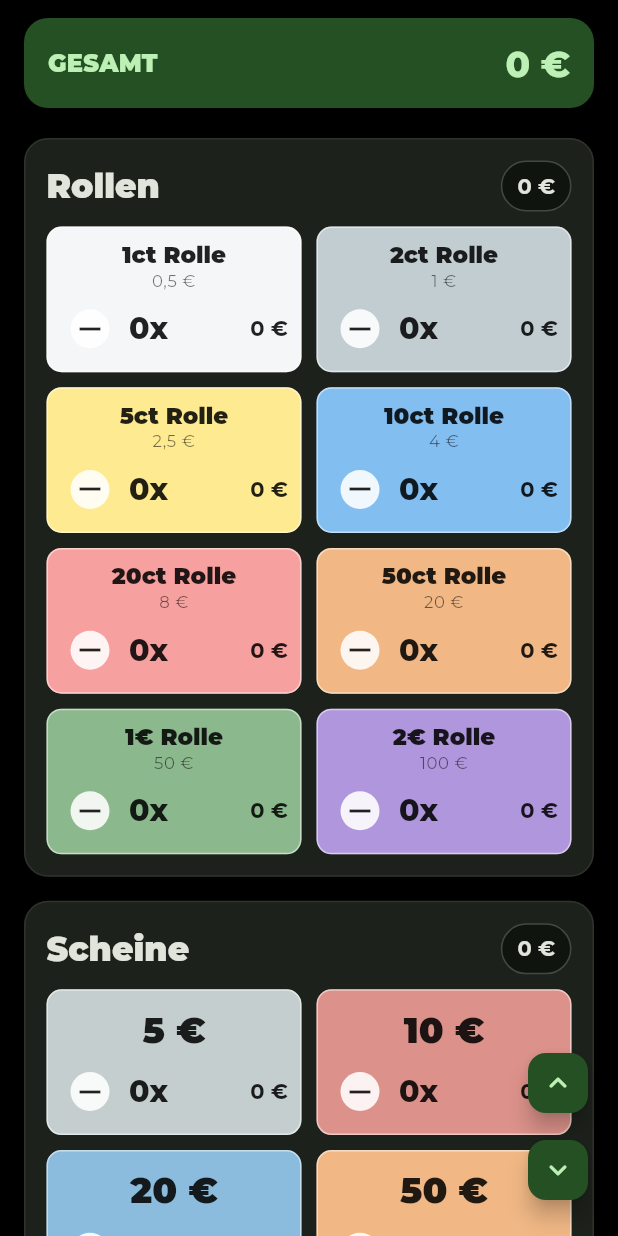
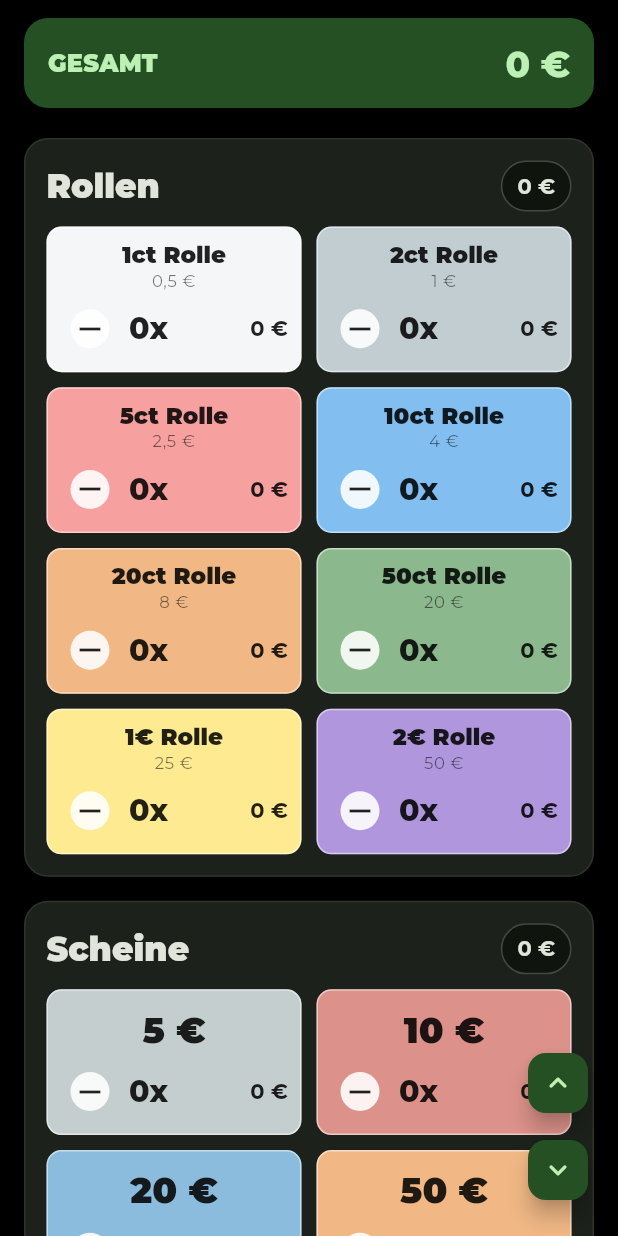
Before and after one commit to Fred-Bauer/kassenrechner, a Flutter app: the screen it shows after launch, on a phone screen of 412 x 824 dp. Run offline on Flutter 3.47's test engine with Material 3 defaults, Android fonts, the phone set to English and light mode, and no system bars; our stand-ins replace google_fonts.

Commit message:
Rollen: Color Coding und Wertanpassungen

```diff
--- a/lib/data/cash_categories.dart
+++ b/lib/data/cash_categories.dart
@@ -7,12 +7,12 @@ const List<CashCategory> cashCategories = [
   CashCategory(
     title: 'Rollen',
     items: [
-      CashItem(id: 'rollen_2', label: '2€ Rolle', value: 100.0, cardColor: Color(0xFF6F42C1)),
-      CashItem(id: 'rollen_1', label: '1€ Rolle', value: 50.0, cardColor: Color(0xFF2E7D32)),
-      CashItem(id: 'rollen_50c', label: '50ct Rolle', value: 20.0, cardColor: Color(0xFFE67E22)),
-      CashItem(id: 'rollen_20c', label: '20ct Rolle', value: 8.0, cardColor: Color(0xFFEF5350)),
+      CashItem(id: 'rollen_2', label: '2€ Rolle', value: 50.0, cardColor: Color(0xFF6F42C1)),
+      CashItem(id: 'rollen_1', label: '1€ Rolle', value: 25.0, cardColor: Color(0xFFFDD835)),
+      CashItem(id: 'rollen_50c', label: '50ct Rolle', value: 20.0, cardColor: Color(0xFF2E7D32)),
+      CashItem(id: 'rollen_20c', label: '20ct Rolle', value: 8.0, cardColor: Color(0xFFE67E22)),
       CashItem(id: 'rollen_10c', label: '10ct Rolle', value: 4.0, cardColor: Color(0xFF1E88E5)),
-      CashItem(id: 'rollen_5c', label: '5ct Rolle', value: 2.5, cardColor: Color(0xFFFDD835)),
+      CashItem(id: 'rollen_5c', label: '5ct Rolle', value: 2.5, cardColor: Color(0xFFEF5350)),
       CashItem(id: 'rollen_2c', label: '2ct Rolle', value: 1.0, cardColor: Color(0xFF90A4AE)),
       CashItem(id: 'rollen_1c', label: '1ct Rolle', value: 0.5, cardColor: Color(0xFFECEFF1)),
     ],
```
Also changed, not shown: 1 other file.
